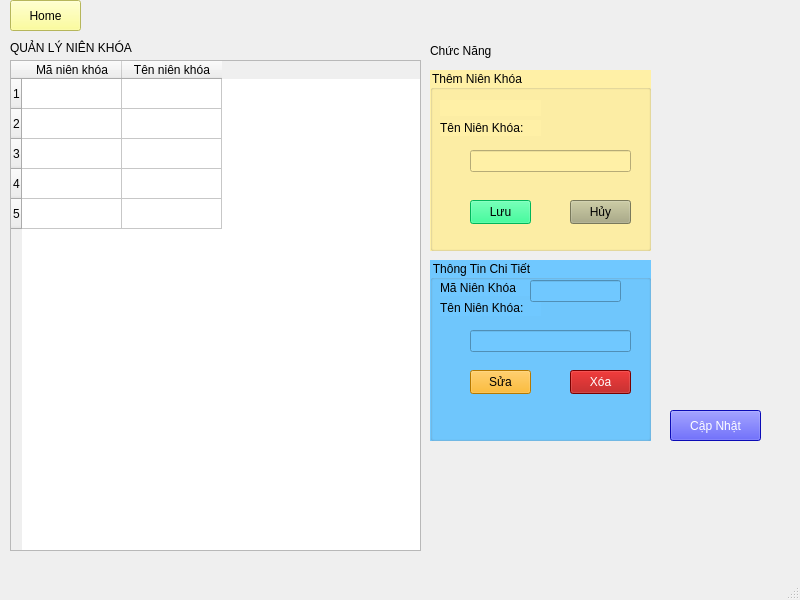
Before: the Qt Designer form Designer/QuanLyNienKhoa.ui in VoLeMinhNghia/Python_Project, drawn with Qt 5.
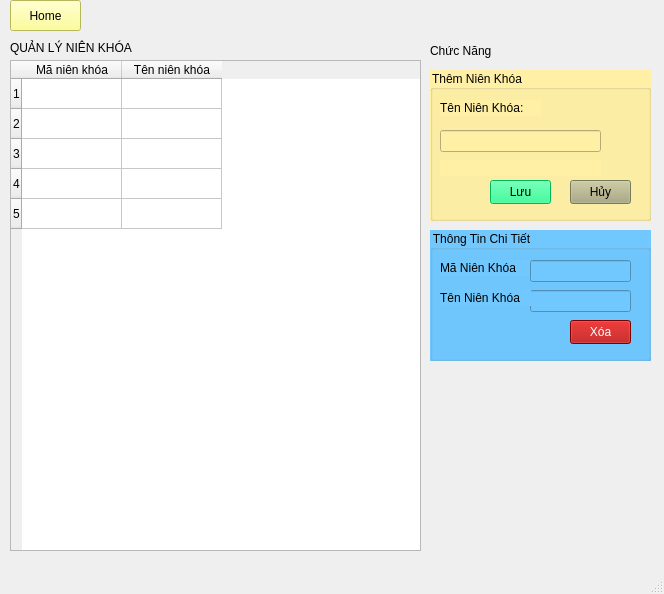
After: the same form once the commit is applied. Icons and pictures are not drawn.

```diff
--- a/Designer/QuanLyNienKhoa.ui
+++ b/Designer/QuanLyNienKhoa.ui
@@ -6,8 +6,8 @@
    <rect>
     <x>0</x>
     <y>0</y>
-    <width>800</width>
-    <height>600</height>
+    <width>664</width>
+    <height>594</height>
    </rect>
   </property>
   <property name="windowTitle">
@@ -36,7 +36,7 @@
       <x>430</x>
       <y>70</y>
       <width>221</width>
-      <height>181</height>
+      <height>151</height>
      </rect>
     </property>
     <property name="styleSheet">
@@ -50,7 +50,7 @@
      <property name="geometry">
       <rect>
        <x>10</x>
-       <y>50</y>
+       <y>30</y>
        <width>101</width>
        <height>16</height>
       </rect>
@@ -65,8 +65,8 @@
     <widget class="QLineEdit" name="NameNienKhoa">
      <property name="geometry">
       <rect>
-       <x>40</x>
-       <y>80</y>
+       <x>10</x>
+       <y>60</y>
        <width>161</width>
        <height>22</height>
       </rect>
@@ -81,8 +81,8 @@
     <widget class="QPushButton" name="btnSave">
      <property name="geometry">
       <rect>
-       <x>40</x>
-       <y>130</y>
+       <x>60</x>
+       <y>110</y>
        <width>61</width>
        <height>24</height>
       </rect>
@@ -98,7 +98,7 @@
      <property name="geometry">
       <rect>
        <x>140</x>
-       <y>130</y>
+       <y>110</y>
        <width>61</width>
        <height>24</height>
       </rect>
@@ -114,13 +114,14 @@
      <property name="geometry">
       <rect>
        <x>10</x>
-       <y>30</y>
-       <width>101</width>
+       <y>90</y>
+       <width>161</width>
        <height>16</height>
       </rect>
      </property>
      <property name="styleSheet">
-      <string notr="true">font: 10pt &quot;Segoe UI&quot;;</string>
+      <string notr="true">color: rgb(170, 0, 0);
+font: 9pt &quot;Segoe UI&quot;;</string>
      </property>
      <property name="text">
       <string/>
@@ -147,9 +148,9 @@
     <property name="geometry">
      <rect>
       <x>430</x>
-      <y>260</y>
+      <y>230</y>
       <width>221</width>
-      <height>181</height>
+      <height>131</height>
      </rect>
     </property>
     <property name="styleSheet">
@@ -162,9 +163,9 @@
     <widget class="QLineEdit" name="detailNameNienKhoa">
      <property name="geometry">
       <rect>
-       <x>40</x>
-       <y>70</y>
-       <width>161</width>
+       <x>100</x>
+       <y>60</y>
+       <width>101</width>
        <height>22</height>
       </rect>
      </property>
@@ -175,27 +176,11 @@
       <bool>true</bool>
      </property>
     </widget>
-    <widget class="QPushButton" name="btnEdit">
-     <property name="geometry">
-      <rect>
-       <x>40</x>
-       <y>110</y>
-       <width>61</width>
-       <height>24</height>
-      </rect>
-     </property>
-     <property name="styleSheet">
-      <string notr="true">background-color: rgb(255, 170, 0);</string>
-     </property>
-     <property name="text">
-      <string>Sửa</string>
-     </property>
-    </widget>
     <widget class="QPushButton" name="btnDelete">
      <property name="geometry">
       <rect>
        <x>140</x>
-       <y>110</y>
+       <y>90</y>
        <width>61</width>
        <height>24</height>
       </rect>
@@ -212,8 +197,8 @@
      <property name="geometry">
       <rect>
        <x>10</x>
-       <y>40</y>
-       <width>101</width>
+       <y>60</y>
+       <width>91</width>
        <height>16</height>
       </rect>
      </property>
@@ -221,14 +206,14 @@
       <string notr="true">font: 10pt &quot;Segoe UI&quot;;</string>
      </property>
      <property name="text">
-      <string>Tên Niên Khóa: </string>
+      <string>Tên Niên Khóa </string>
      </property>
     </widget>
     <widget class="QLabel" name="label_9">
      <property name="geometry">
       <rect>
        <x>10</x>
-       <y>20</y>
+       <y>30</y>
        <width>101</width>
        <height>16</height>
       </rect>
@@ -244,8 +229,8 @@
      <property name="geometry">
       <rect>
        <x>100</x>
-       <y>20</y>
-       <width>91</width>
+       <y>30</y>
+       <width>101</width>
        <height>22</height>
       </rect>
      </property>
@@ -257,34 +242,6 @@
      </property>
     </widget>
    </widget>
-   <widget class="QPushButton" name="btnReload">
-    <property name="geometry">
-     <rect>
-      <x>670</x>
-      <y>410</y>
-      <width>91</width>
-      <height>31</height>
-     </rect>
-    </property>
-    <property name="styleSheet">
-     <string notr="true">background-color: rgb(16, 16, 255);
-font: 10pt &quot;Segoe UI&quot;;
-color: rgb(255, 255, 255);</string>
-    </property>
-    <property name="text">
-     <string>Cập Nhật</string>
-    </property>
-    <property name="icon">
-     <iconset>
-      <normaloff>images/ic/icreload.png</normaloff>images/ic/icreload.png</iconset>
-    </property>
-    <property name="iconSize">
-     <size>
-      <width>20</width>
-      <height>20</height>
-     </size>
-    </property>
-   </widget>
    <widget class="QPushButton" name="btnHome">
     <property name="geometry">
      <rect>
```
Left out of the diff: 4 changed lines with no effect on the pictures.
